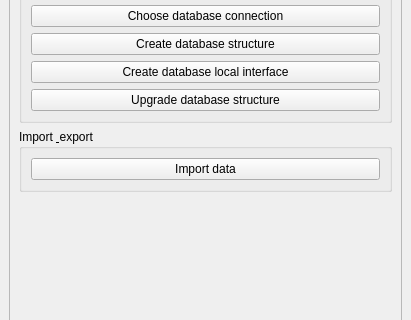
Before: the Qt Designer form roadnetwork/resources/ui/dockwidget_base.ui in 3liz/qgis-road-network-plugin, drawn with Qt 5; both pictures show x 0 to 411 and y 204 to 524 of the 411 by 800 pixel window.
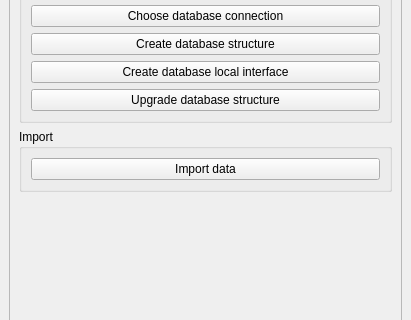
After: the same form once the commit is applied.

Commit message: Fix UI algo name

Diff of the .ui file:
```diff
--- a/roadnetwork/resources/ui/dockwidget_base.ui
+++ b/roadnetwork/resources/ui/dockwidget_base.ui
@@ -167,7 +167,7 @@
         <item>
          <widget class="QGroupBox" name="groupBox_2">
           <property name="title">
-           <string>Import &amp; export</string>
+           <string>Import</string>
           </property>
           <layout class="QVBoxLayout" name="verticalLayout_3">
            <item>
```
